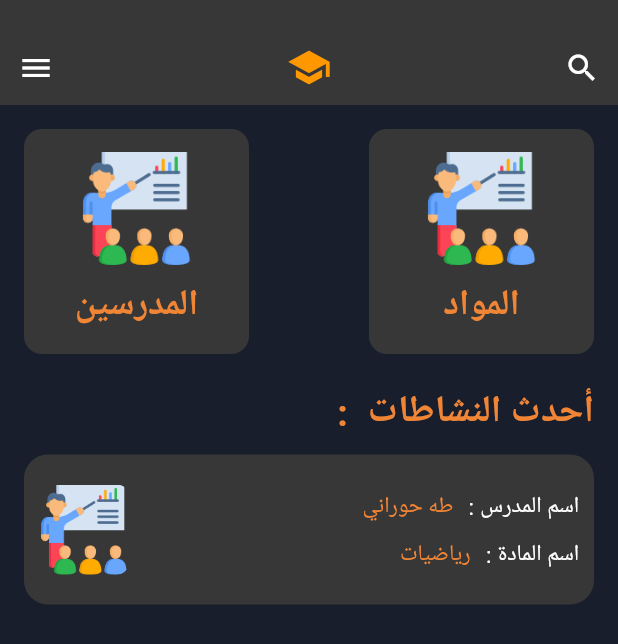
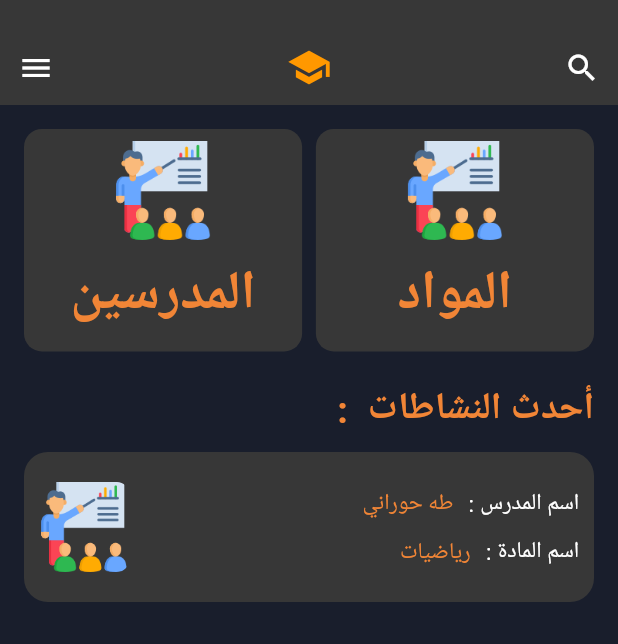
Before and after one commit to tnttasata/tasata, a Flutter app: the screen it shows after launch, on a phone screen of 412 x 824 dp. Shown: the top 644 px of the screen. Run offline on Flutter 3.47's test engine with Material 3 defaults, Android fonts, the phone set to English and light mode, and no system bars.

Commit message:
تم تعديل على المواد و المدرسين وجلهما Responsive

```diff
--- /dev/null
+++ b/tasata/lib/fonts/responsive_text.dart
@@ -0,0 +1,20 @@
+
+import 'package:flutter/material.dart';
+
+double getResponsiveText(BuildContext context, double fontSize) {
+  double scaleFactor = fontSize * getScaleFactor(context);
+  double lowerLimit = fontSize * .80;
+  double upperLimit = fontSize * 1.2;
+  return scaleFactor.clamp(lowerLimit, upperLimit);
+}
+
+double getScaleFactor(BuildContext context) {
+  double width = MediaQuery.sizeOf(context).width;
+  if (width < 600) {
+    return width / 400;
+  } else if (width < 900) {
+    return width / 700;
+  } else {
+    return width / 1000;
+  }
+}
--- a/tasata/lib/widgets/home_screen/main_categories_section.dart
+++ b/tasata/lib/widgets/home_screen/main_categories_section.dart
@@ -1,5 +1,6 @@
 import 'package:flutter/material.dart';
 import 'package:tasata/const.dart';
+import 'package:tasata/fonts/responsive_text.dart';
 
 //Container الموجود في الصفحة الرئيسة
 class MainCategoriesSection extends StatelessWidget {
@@ -8,34 +9,39 @@ class MainCategoriesSection extends StatelessWidget {
 
   final String label;
   final String image;
+
   @override
   Widget build(BuildContext context) {
+    double screenWidth = MediaQuery.of(context).size.width;
+    double screenHeight = MediaQuery.of(context).size.height;
     return Container(
-      width: 150,
-      height: 150,
+      width: screenWidth * 0.45,
+      height: screenHeight * 0.18,
       decoration: BoxDecoration(
         color: kAshenColor,
         borderRadius: BorderRadius.circular(12),
       ),
+      child: Padding(
+        padding: const EdgeInsets.all(8.0),
         child: Column(
-        mainAxisAlignment: MainAxisAlignment.center,
+          mainAxisAlignment: MainAxisAlignment.start,
           children: [
             Image.asset(
               image,
-            width: 75,
-            height: 75,
+              height: screenHeight * 0.08,
             ),
             const SizedBox(height: 10),
             Text(
               label,
-            style: const TextStyle(
+              style: TextStyle(
                 color: kOrangeColor,
-              fontSize: 24,
+                fontSize: getResponsiveText(context, 35),
                 fontWeight: FontWeight.bold,
               ),
             ),
           ],
         ),
+      ),
     );
   }
 }
```
Lines whose indentation alone changed are shown as unchanged.
